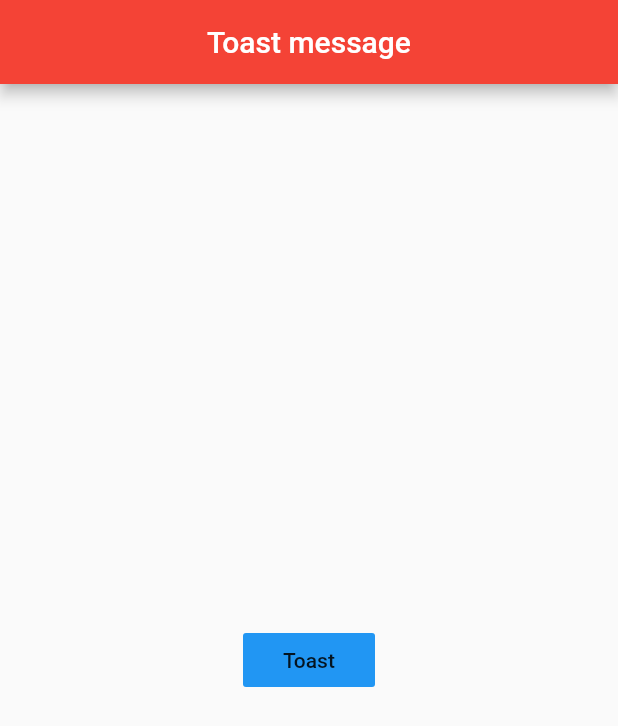
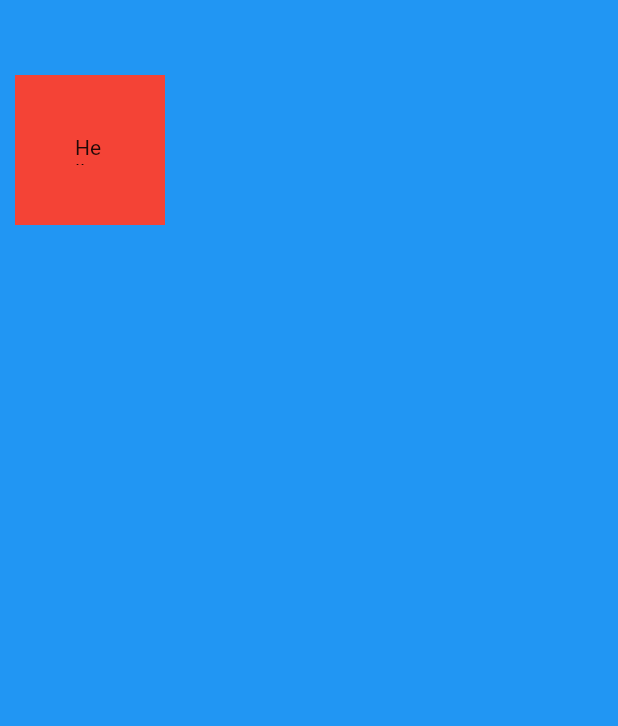
Before and after one commit to sinkyoungdeok/flutter_practice, a Flutter app: the screen it shows after launch, on a phone screen of 412 x 824 dp. Shown: the top 726 px of the screen. Run offline on Flutter 3.47's test engine with Material 2 defaults, Android fonts, the phone set to English and light mode, and no system bars.

Commit message:
[ADD] (완전 초보용) 20 Container

```diff
--- a/lib/main.dart
+++ b/lib/main.dart
@@ -1,5 +1,4 @@
 import 'package:flutter/material.dart';
-import 'package:fluttertoast/fluttertoast.dart';
 
 void main() => runApp(MyApp());
 
@@ -8,7 +7,7 @@ class MyApp extends StatelessWidget {
   Widget build(BuildContext context) {
     return MaterialApp(
       debugShowCheckedModeBanner: false,
-      title: 'Toast message',
+      title: 'Container',
       theme: ThemeData(
         primarySwatch: Colors.red
       ),
@@ -20,30 +19,20 @@ class MyPage extends StatelessWidget {
   @override
   Widget build(BuildContext context) {
     return Scaffold(
-      appBar: AppBar(
-        title: Text('Toast message'),
-        centerTitle: true,
-      ),
-      body: Center(
-        child: FlatButton(
-          onPressed: () {
-            flutterToast();
-          },
-          child: Text('Toast'),
-          color: Colors.blue,
+      backgroundColor: Colors.blue,
+      body: SafeArea(
+        child: Container(
+          color: Colors.red,
+          width: 100,
+          height: 100,
+          margin: EdgeInsets.symmetric(
+            vertical: 50,
+            horizontal: 10
+          ),
+          padding: EdgeInsets.all(40),
+          child: Text('Hello'),
         ),
       ),
     );
   }
 }
-
-
-void flutterToast() {
-  Fluttertoast.showToast(msg: 'Flutter',
-  gravity: ToastGravity.BOTTOM,
-    backgroundColor: Colors.redAccent,
-    fontSize: 20.0,
-    textColor: Colors.white,
-    toastLength: Toast.LENGTH_SHORT
-  );
-}
```
Also changed, not shown: 1 other file.
